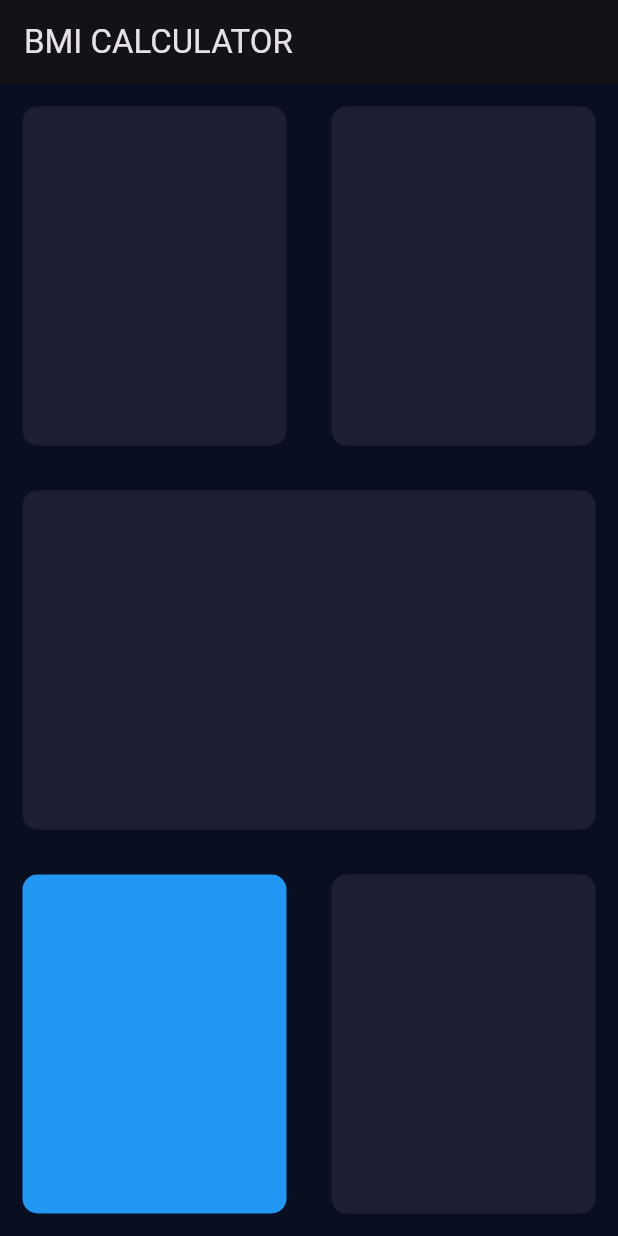
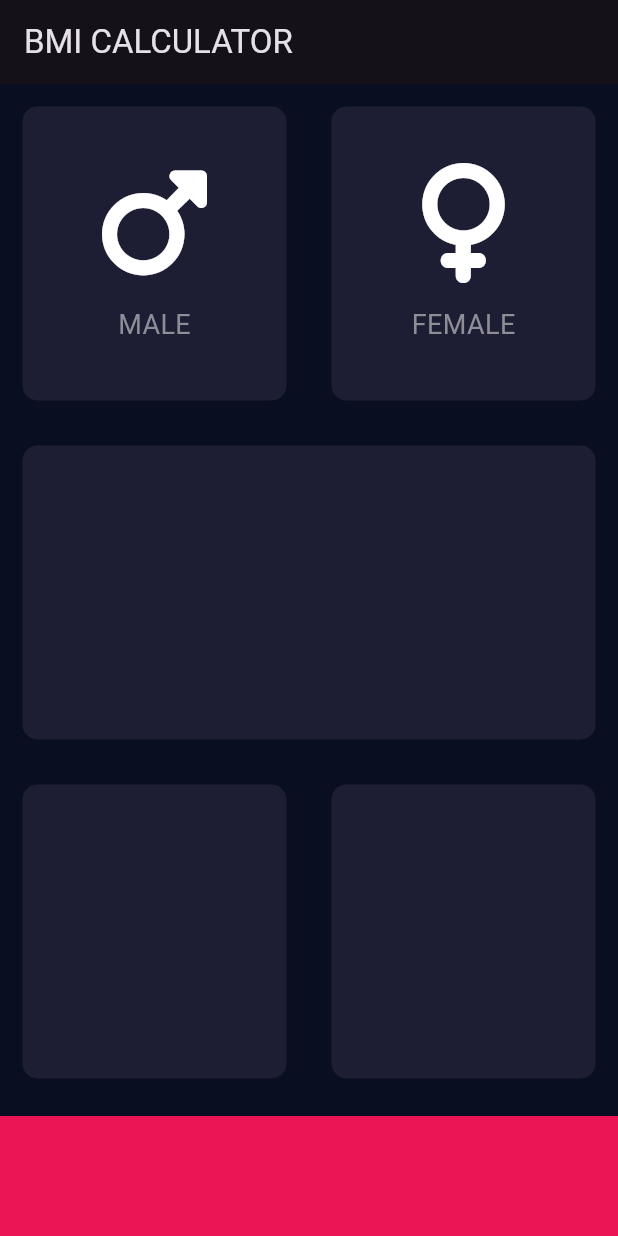
Before and after one commit to EdiBulb/bmi_calculator_flutter, a Flutter app: the screen it shows after launch, on a phone screen of 412 x 824 dp. Run offline on Flutter 3.47's test engine with Material 3 defaults, Android fonts, the phone set to English and light mode, and no system bars; our stand-ins replace font_awesome_flutter.

Commit message:
icon_content.dart added, reusable_card.dart added. these are seperated from input_page.dart.

```diff
--- /dev/null
+++ b/lib/icon_content.dart
@@ -0,0 +1,36 @@
+import 'package:flutter/material.dart';
+// input_page.dart에서 seperate함.
+
+// Text의 style을 하드코딩 하지 않기 위해서, (not to do hard coding)
+const labelTextStyle = TextStyle(
+  fontSize: 18.0,
+  color: Color(0xFF8D8E98),
+);
+
+// 코드가 반복 되어서: Refactor -> Extract Widget: Refactoring widget, so no need to repeat codes.
+class IconContent extends StatelessWidget {
+
+  // 커서를 갖다대면, Data Type을 알 수 있다.
+  final IconData icon; // 아이콘을 커스터마이징 할 수 있도록
+  final String label; // 텍스트를 커스터마이징 할 수 있도록
+
+  IconContent({required this.icon, required this.label});
+
+  @override
+  Widget build(BuildContext context) {
+    return Column(
+      mainAxisAlignment: MainAxisAlignment.center, // Column 중앙 정렬
+      children: <Widget>[
+        Icon(
+          icon, // Male icon
+          size: 80.0,
+        ),
+        SizedBox(height: 15.0,), // 간격
+        Text(
+          label, // 텍스트
+          style: labelTextStyle, // much simple
+        )
+      ],
+    );
+  }
+}
--- a/lib/input_page.dart
+++ b/lib/input_page.dart
@@ -1,5 +1,15 @@
 import 'package:flutter/material.dart';
+import 'package:font_awesome_flutter/font_awesome_flutter.dart'; // 패키지 import
+import 'reusable_card.dart';
+import 'icon_content.dart';
+
 // It's better to seperate class file with main file.
+
+// const는 컴파일 전에 값이 정해져있어야하고,
+// final은 컴파일 후, 나중에 값이 정해져도 된다.
+const bottomContainerHeight = 80.0; // for bottom container height, when need to modify, not to dig through.
+const activeCardColour = Color(0xFF1D1E33); // can change color here.
+const bottomContainerColour = Color(0xFFEB1555);
 
 class InputPage extends StatefulWidget {
   @override
@@ -18,12 +28,21 @@ class _InputPageState extends State<InputPage> {
               children: <Widget>[
                 Expanded(
                   child: ReusableCard(
-                    colour: Color(0xFF1D1E33),
+                    // ReusableCard 위젯에 있는 colour, cardChild 프로퍼티를 커스터마이징한다.
+                    colour: activeCardColour,
+                    // ReusableCard 위젯 컨텐츠를 customizing 함.
+                    cardChild: IconContent(icon: FontAwesomeIcons.mars,
+                      label: 'MALE',
+                    ),
                   ),
                 ),
                 Expanded(
                   child: ReusableCard(
-                    colour: Color(0xFF1D1E33),
+                    colour: activeCardColour,
+
+                    cardChild: IconContent(icon: FontAwesomeIcons.venus,
+                      label: 'FEMALE',
+                    ),
                   ),
                 ),
               ],
@@ -31,7 +50,7 @@ class _InputPageState extends State<InputPage> {
           ),
           Expanded(
             child: ReusableCard(
-              colour: Color(0xFF1D1E33),
+              colour: activeCardColour,
             ),
           ),
           Expanded(
@@ -39,44 +58,25 @@ class _InputPageState extends State<InputPage> {
               children: <Widget>[
                 Expanded(
                   child: ReusableCard(
-                    colour: Colors.blue,
+                    colour: activeCardColour,
                   ),
                 ),
                 Expanded(
                   child: ReusableCard(
-                    colour: Color(0xFF1D1E33),
+                    colour: activeCardColour,
                   ),
                 ),
               ],
             ),
           ),
+          Container(
+            color: bottomContainerColour,
+            margin: EdgeInsets.only(top: 10.0), // only top margin.
+            width: double.infinity,
+            height: bottomContainerHeight,
+          )
         ],
       ),
     );
   }
 }
-
-// CustomWidget: Reusable Card
-// Refactor -> Extract Widget: Refactoring widget, so no need to repeat codes.
-class ReusableCard extends StatelessWidget {
-  // const ReusableCard({super.key,}); // what is Key?: tracking but not used here so deleted.
-
-  // Constructor, to difine the color for each card: it will be used to... when you click card, it will change color.
-  ReusableCard({required this.colour});
-
-  final Color colour; // final makes this property 'immutable'
-
-  @override
-  Widget build(BuildContext context) {
-    return Container(
-      // How to use container?: container has only one child.
-      margin: EdgeInsets.all(15.0),
-      decoration: BoxDecoration(
-        // to style box.
-        borderRadius: BorderRadius.circular(10.0),
-        // make box rounded.
-        color: colour, // if BoxDecoration, need to put color inside.
-      ),
-    );
-  }
-}
--- /dev/null
+++ b/lib/reusable_card.dart
@@ -0,0 +1,32 @@
+import 'package:flutter/material.dart';
+// input_page.dart 에서 seperate 함.
+
+
+// CustomWidget: Reusable Card
+// Refactor -> Extract Widget: Refactoring widget, so no need to repeat codes.
+class ReusableCard extends StatelessWidget {
+  // const ReusableCard({super.key,}); // what is Key?: tracking but not used here so deleted.
+
+  // Constructor, to difine the color for each card: it will be used to... when you click card, it will change color.
+  ReusableCard({required this.colour, this.cardChild});
+
+  // Because this ReusableCard is Stless so it is immutable so all of property need to be immutable
+  // That's why use 'final'
+  final Color colour; // final makes this property 'immutable'
+  final Widget? cardChild; // 카드 속 컨텐츠는 옵션이라서 nullable 타입으로 선언함-> 생성자에 required 없어도 됌.
+
+  @override
+  Widget build(BuildContext context) {
+    return Container(
+      child: cardChild, // Container 속에 컨텐츠를 child로 표현한다.
+      // How to use container?: container has only one child.
+      margin: EdgeInsets.all(15.0),
+      decoration: BoxDecoration(
+        // to style box.
+        borderRadius: BorderRadius.circular(10.0),
+        // make box rounded.
+        color: colour, // if BoxDecoration, need to put color inside.
+      ),
+    );
+  }
+}
--- a/pubspec.yaml
+++ b/pubspec.yaml
@@ -34,6 +34,7 @@ dependencies:
   # The following adds the Cupertino Icons font to your application.
   # Use with the CupertinoIcons class for iOS style icons.
   cupertino_icons: ^1.0.8
+  font_awesome_flutter: ^10.8.0
 
 dev_dependencies:
   flutter_test:
```
Also changed, not shown: pubspec.lock.
